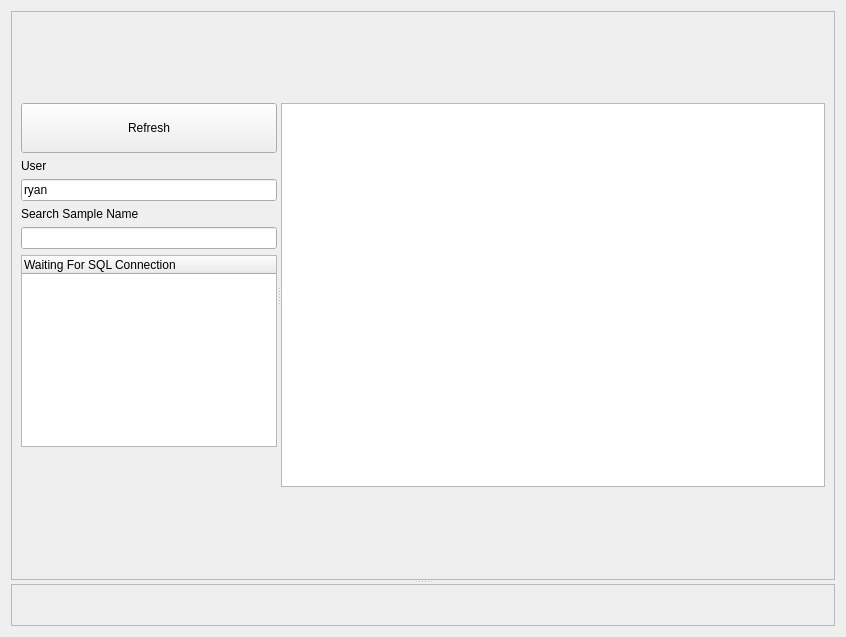
Old version of the form Processing_Image_Organizer_GUI.ui in the repository Ryan3141/Processing_Image_Organizer.
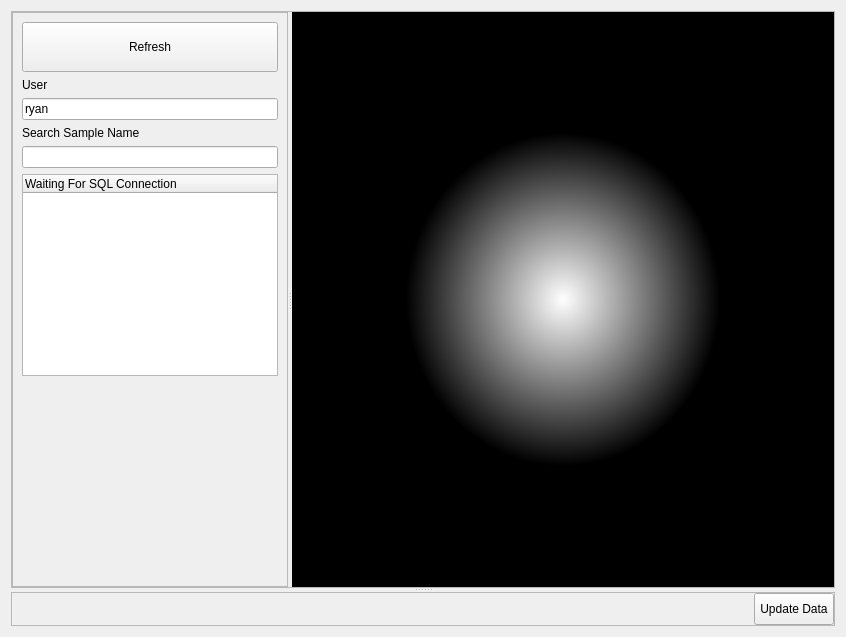
New version of the form. Custom widgets are drawn as their Qt base class.

Commit message: Made compatible with MPL Toolbox.  Added some buffering code to make images load faster at the expense of hard drive space and memory.  Have not implemented the ability to update database details yet, but the outline of the code is there.

What changed in the file:
```diff
--- a/Processing_Image_Organizer_GUI.ui
+++ b/Processing_Image_Organizer_GUI.ui
@@ -10,12 +10,21 @@
     <height>637</height>
    </rect>
   </property>
+  <property name="minimumSize">
+   <size>
+    <width>200</width>
+    <height>200</height>
+   </size>
+  </property>
   <property name="windowTitle">
    <string>Form</string>
   </property>
-  <layout class="QGridLayout" name="gridLayout">
+  <property name="styleSheet">
+   <string notr="true"/>
+  </property>
+  <layout class="QGridLayout" name="gridLayout_2">
    <item row="0" column="0">
-    <widget class="QSplitter" name="splitter">
+    <widget class="QSplitter" name="splitter_2">
      <property name="orientation">
       <enum>Qt::Vertical</enum>
      </property>
@@ -26,17 +35,32 @@
       <property name="frameShadow">
        <enum>QFrame::Raised</enum>
       </property>
-      <layout class="QGridLayout" name="gridLayout_2">
+      <layout class="QGridLayout" name="gridLayout">
+       <property name="leftMargin">
+        <number>0</number>
+       </property>
+       <property name="topMargin">
+        <number>0</number>
+       </property>
+       <property name="rightMargin">
+        <number>0</number>
+       </property>
+       <property name="bottomMargin">
+        <number>0</number>
+       </property>
        <item row="0" column="0">
-        <widget class="QSplitter" name="splitter_2">
+        <widget class="QSplitter" name="splitter">
          <property name="orientation">
           <enum>Qt::Horizontal</enum>
          </property>
-         <widget class="QWidget" name="">
-          <layout class="QVBoxLayout" name="selector_verticalLayout">
-           <property name="sizeConstraint">
-            <enum>QLayout::SetFixedSize</enum>
-           </property>
+         <widget class="QFrame" name="frame_2">
+          <property name="frameShape">
+           <enum>QFrame::StyledPanel</enum>
+          </property>
+          <property name="frameShadow">
+           <enum>QFrame::Raised</enum>
+          </property>
+          <layout class="QVBoxLayout" name="verticalLayout">
            <item>
             <widget class="QToolButton" name="refreshConnection_toolButton">
              <property name="sizePolicy">
@@ -95,6 +119,18 @@
            </item>
            <item>
             <widget class="QTreeWidget" name="treeWidget">
+             <property name="sizePolicy">
+              <sizepolicy hsizetype="Expanding" vsizetype="Expanding">
+               <horstretch>0</horstretch>
+               <verstretch>0</verstretch>
+              </sizepolicy>
+             </property>
+             <property name="baseSize">
+              <size>
+               <width>160</width>
+               <height>0</height>
+              </size>
+             </property>
              <column>
               <property name="text">
                <string>Waiting For SQL Connection</string>
@@ -117,18 +153,80 @@
            </item>
           </layout>
          </widget>
-         <widget class="Image_Viewer" name="graphicsView"/>
+         <widget class="Image_Viewer" name="graphicsView">
+          <property name="sizePolicy">
+           <sizepolicy hsizetype="Expanding" vsizetype="Expanding">
+            <horstretch>2</horstretch>
+            <verstretch>0</verstretch>
+           </sizepolicy>
+          </property>
+          <property name="styleSheet">
+           <string notr="true">background-color: qradialgradient(spread:pad, cx:0.5, cy:0.5, radius:0.5, fx:0.5, fy:0.5, stop:0 rgba(255, 255, 255, 255), stop:0.579755 rgba(0, 0, 0, 255));</string>
+          </property>
+         </widget>
         </widget>
        </item>
       </layout>
      </widget>
-     <widget class="QFrame" name="frame_2">
+     <widget class="QFrame" name="info_frame">
+      <property name="sizePolicy">
+       <sizepolicy hsizetype="Preferred" vsizetype="Fixed">
+        <horstretch>0</horstretch>
+        <verstretch>0</verstretch>
+       </sizepolicy>
+      </property>
+      <property name="maximumSize">
+       <size>
+        <width>16777215</width>
+        <height>48</height>
+       </size>
+      </property>
       <property name="frameShape">
        <enum>QFrame::StyledPanel</enum>
       </property>
       <property name="frameShadow">
        <enum>QFrame::Raised</enum>
       </property>
+      <layout class="QHBoxLayout" name="horizontalLayout">
+       <property name="leftMargin">
+        <number>0</number>
+       </property>
+       <property name="topMargin">
+        <number>0</number>
+       </property>
+       <property name="rightMargin">
+        <number>0</number>
+       </property>
+       <property name="bottomMargin">
+        <number>0</number>
+       </property>
+       <item>
+        <spacer name="horizontalSpacer">
+         <property name="orientation">
+          <enum>Qt::Horizontal</enum>
+         </property>
+         <property name="sizeHint" stdset="0">
+          <size>
+           <width>40</width>
+           <height>0</height>
+          </size>
+         </property>
+        </spacer>
+       </item>
+       <item>
+        <widget class="QPushButton" name="updateData_pushButton">
+         <property name="sizePolicy">
+          <sizepolicy hsizetype="Minimum" vsizetype="Expanding">
+           <horstretch>0</horstretch>
+           <verstretch>0</verstretch>
+          </sizepolicy>
+         </property>
+         <property name="text">
+          <string>Update Data</string>
+         </property>
+        </widget>
+       </item>
+      </layout>
      </widget>
     </widget>
    </item>
```
Left out of the diff: 2 changed lines with no effect on the pictures. The commit also changes 5 other files.
